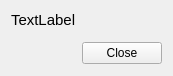
Old version of the form Gui/Components/MainMenu/Forms/ErrorMsgDlg.ui in the repository Liyezhong/Shared.
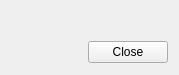
New version of the form. Custom widgets are drawn as their Qt base class.

The edit to the form file:
```diff
--- a/Gui/Components/MainMenu/Forms/ErrorMsgDlg.ui
+++ b/Gui/Components/MainMenu/Forms/ErrorMsgDlg.ui
@@ -6,8 +6,8 @@
    <rect>
     <x>0</x>
     <y>0</y>
-    <width>168</width>
-    <height>74</height>
+    <width>179</width>
+    <height>75</height>
    </rect>
   </property>
   <property name="windowTitle">
@@ -22,7 +22,7 @@
       </font>
      </property>
      <property name="text">
-      <string>TextLabel</string>
+      <string/>
      </property>
     </widget>
    </item>
```
Left out of the diff: 2 changed lines with no effect on the pictures.
